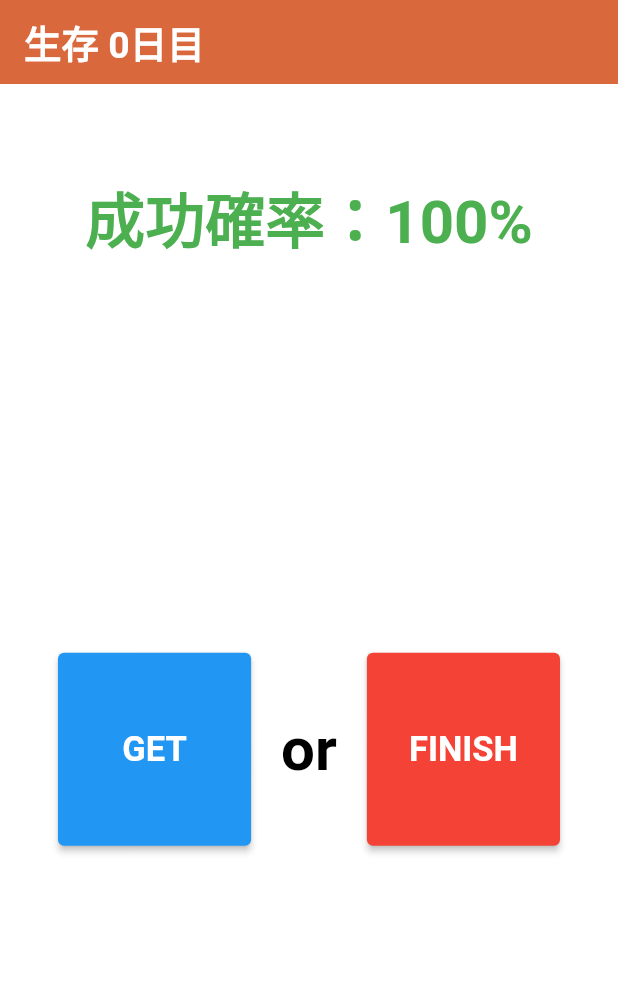
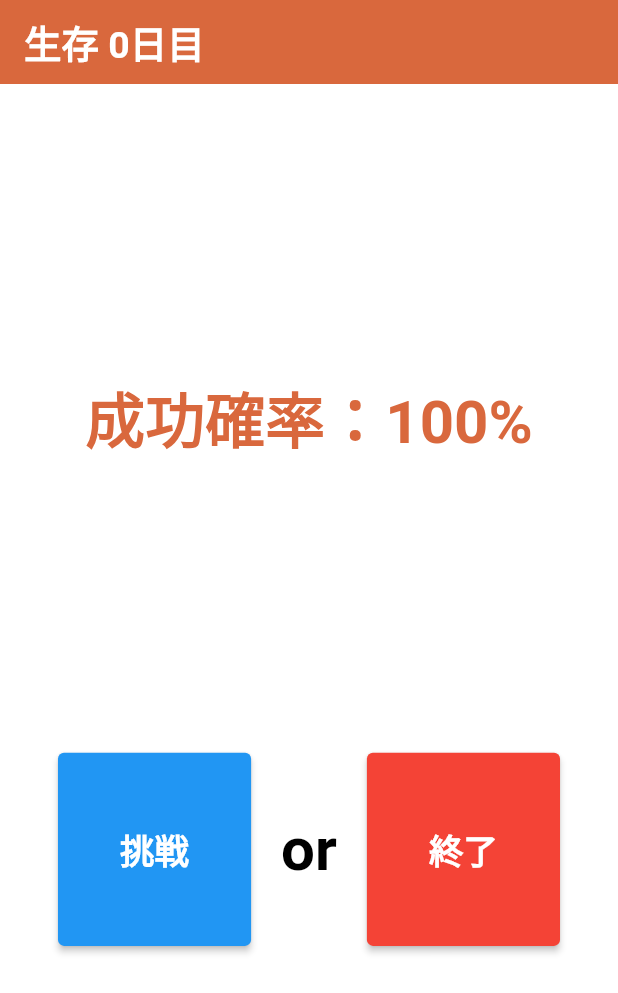
Before and after one commit to iseruuuuu/prize_get_app, a Flutter app: the GameScreen screen opened directly, on a phone screen of 412 x 824 dp. Shown: the top 993 px of the screen. Run offline on Flutter 3.47's test engine with Material 2 defaults, Android fonts, the phone set to English and light mode, and no system bars; our stand-ins replace awesome_dialog, flutter_easyloading, get, shared_preferences; missing offline and left inert: enum_to_string, flutter_animator, flutter_dynamic_icon; accounts and stored records are empty.

Commit message:
fix: テストの位置や色を変更

```diff
--- a/lib/screen/game_screen/game_screen.dart
+++ b/lib/screen/game_screen/game_screen.dart
@@ -25,14 +25,13 @@ class GameScreen extends StatelessWidget {
       body: Center(
         child: Column(
           children: [
-            const SizedBox(height: 60),
-            Obx(
-              () => Text(
+            const Spacer(),
+            Obx(() => Text(
                 '成功確率：${controller.randomPercent}%',
                 style: const TextStyle(
                   fontSize: 40,
                   fontWeight: FontWeight.bold,
-                  color: Colors.green,
+                  color: AppColor.homeColor,
                 ),
               ),
             ),
@@ -41,7 +40,7 @@ class GameScreen extends StatelessWidget {
               mainAxisAlignment: MainAxisAlignment.center,
               children: [
                 GameButton(
-                  text: 'GET',
+                  text: '挑戦',
                   color: Colors.blue,
                   onTap: controller.onTapGet,
                 ),
@@ -49,7 +48,7 @@ class GameScreen extends StatelessWidget {
                 const OrText(),
                 const SizedBox(width: 20),
                 GameButton(
-                  text: 'FINISH',
+                  text: '終了',
                   color: Colors.red,
                   onTap: controller.onTapFinish,
                 ),
```
